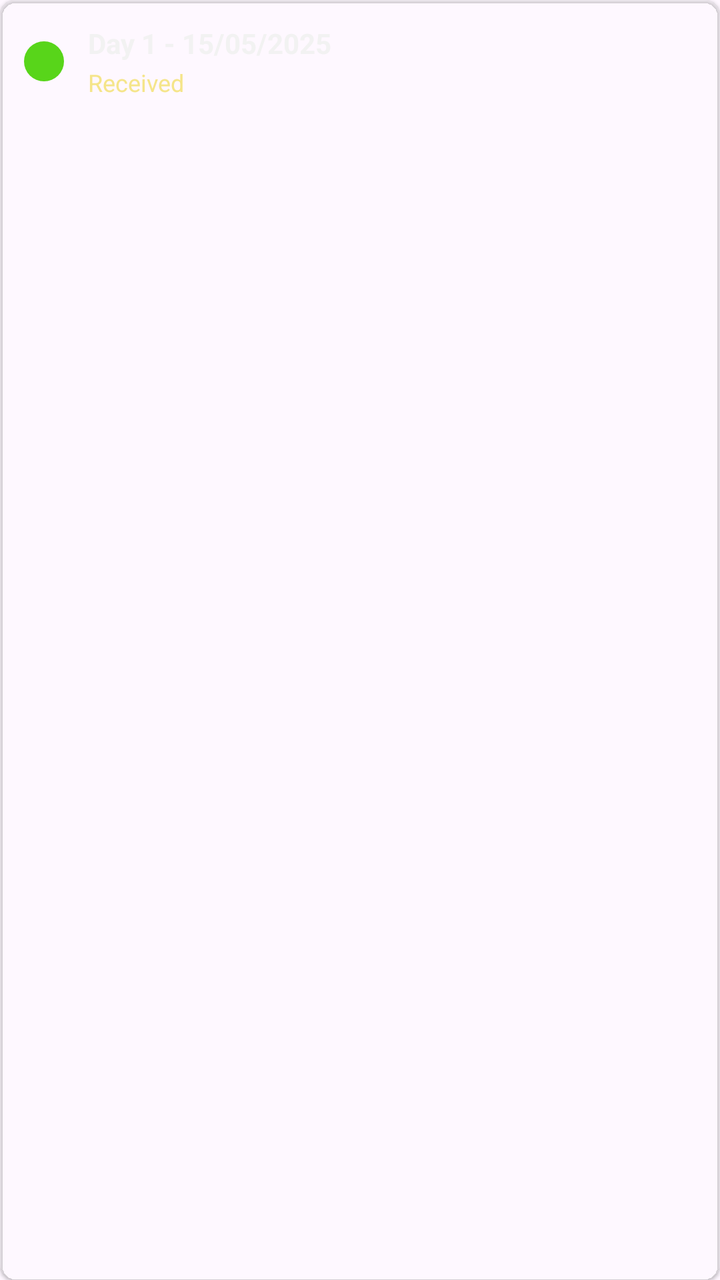
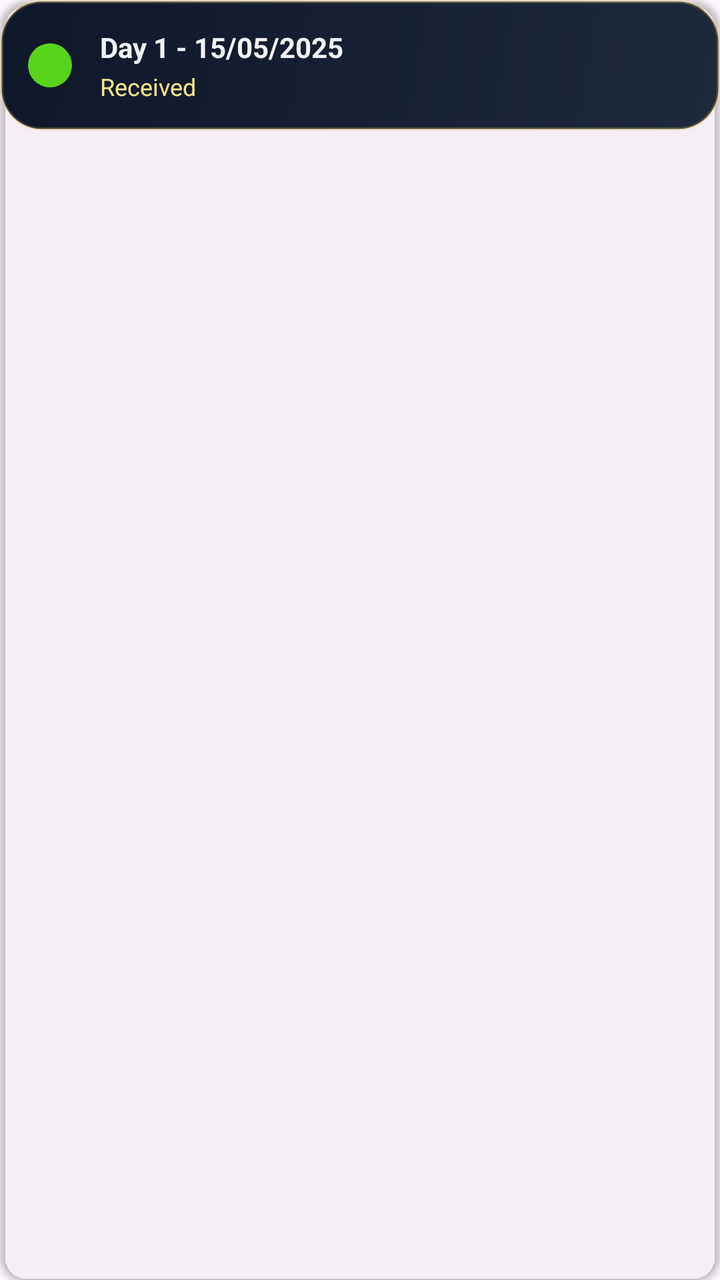

An Android layout rendered at two revisions. The XML below is the earlier revision; the diff shows what the commit changed to produce the second picture.
<!-- AndroidManifest.xml: application theme Theme.SevaSarthi -->
<!-- res/layout/item_daily_received_day.xml -->
<?xml version="1.0" encoding="utf-8"?>
<androidx.cardview.widget.CardView xmlns:android="http://schemas.android.com/apk/res/android"
    xmlns:app="http://schemas.android.com/apk/res-auto"
    android:layout_width="match_parent"
    android:layout_height="wrap_content"
    android:layout_marginBottom="8dp"
    app:cardBackgroundColor="#1AFFFFFF"
    app:cardCornerRadius="8dp"
    app:cardElevation="1dp">

    <LinearLayout
        android:layout_width="match_parent"
        android:layout_height="wrap_content"
        android:gravity="center_vertical"
        android:orientation="horizontal"
        android:padding="12dp">

        <ImageView
            android:id="@+id/ivDayStatus"
            android:layout_width="20dp"
            android:layout_height="20dp"
            android:layout_marginEnd="12dp"
            android:src="@drawable/circle_shape_green" />

        <LinearLayout
            android:layout_width="0dp"
            android:layout_height="wrap_content"
            android:layout_weight="1"
            android:orientation="vertical">

            <TextView
                android:id="@+id/tvDayTitle"
                android:layout_width="wrap_content"
                android:layout_height="wrap_content"
                android:text="Day 1 - 15/05/2025"
                android:textColor="@color/logo_white"
                android:textSize="14sp"
                android:textStyle="bold" />

            <TextView
                android:id="@+id/tvDayStatusText"
                android:layout_width="wrap_content"
                android:layout_height="wrap_content"
                android:layout_marginTop="2dp"
                android:text="Received"
                android:textColor="@color/logo_gold_light"
                android:textSize="12sp" />
        </LinearLayout>

        <com.google.android.material.button.MaterialButton
            android:id="@+id/btnMarkReceived"
            style="@style/Widget.Material3.Button.OutlinedButton"
            android:layout_width="wrap_content"
            android:layout_height="36dp"
            android:paddingHorizontal="12dp"
            android:paddingVertical="0dp"
            android:text="Receive"
            android:textColor="@color/logo_gold"
            android:textSize="12sp"
            android:visibility="gone"
            app:strokeColor="@color/logo_gold" />
    </LinearLayout>
</androidx.cardview.widget.CardView>
<!-- resources referenced by this layout -->
<resources>
  <color name="logo_gold">#E8C44B</color>
  <color name="logo_gold_light">#F5E58A</color>
  <color name="logo_white">#F2F2F2</color>
  <!-- drawable circle_shape_green (drawable) -->
  <?xml version="1.0" encoding="utf-8"?>
  <shape xmlns:android="http://schemas.android.com/apk/res/android"
      android:shape="oval">
      <solid android:color="@color/logo_green" />
  </shape>
  <style name="Theme.SevaSarthi" parent="Theme.Material3.DayNight.NoActionBar">
          <item name="colorPrimary">@color/logo_dark_blue</item>
          <item name="colorOnPrimary">@color/logo_white</item>
          <item name="colorSecondary">@color/logo_orange</item>
          <item name="colorOnSecondary">@color/logo_dark_blue</item>
          <item name="android:statusBarColor">@color/logo_dark_blue</item>
          <item name="android:navigationBarColor">@color/logo_dark_blue</item>
          <item name="android:windowAnimationStyle">@style/WindowAnimationTransition</item>
      </style>
  <color name="logo_green">#58D51A</color>
  <color name="logo_dark_blue">#00093A</color>
  <color name="logo_orange">#F48A11</color>
  <style name="WindowAnimationTransition">
          <item name="android:activityOpenEnterAnimation">@anim/slide_in_right</item>
          <item name="android:activityOpenExitAnimation">@anim/slide_out_left</item>
          <item name="android:activityCloseEnterAnimation">@anim/slide_in_left</item>
          <item name="android:activityCloseExitAnimation">@anim/slide_out_right</item>
      </style>
</resources>

<!-- the commit's change to res/layout/item_daily_received_day.xml (unified diff, before → after) -->
@@ -3,23 +3,24 @@
     xmlns:app="http://schemas.android.com/apk/res-auto"
     android:layout_width="match_parent"
     android:layout_height="wrap_content"
-    android:layout_marginBottom="8dp"
-    app:cardBackgroundColor="#1AFFFFFF"
-    app:cardCornerRadius="8dp"
-    app:cardElevation="1dp">
+    android:layout_marginBottom="10dp"
+    app:cardBackgroundColor="@android:color/transparent"
+    app:cardCornerRadius="14dp"
+    app:cardElevation="2dp">
 
     <LinearLayout
         android:layout_width="match_parent"
         android:layout_height="wrap_content"
+        android:background="@drawable/card_bg_founder_header"
         android:gravity="center_vertical"
         android:orientation="horizontal"
-        android:padding="12dp">
+        android:padding="14dp">
 
         <ImageView
             android:id="@+id/ivDayStatus"
-            android:layout_width="20dp"
-            android:layout_height="20dp"
-            android:layout_marginEnd="12dp"
+            android:layout_width="22dp"
+            android:layout_height="22dp"
+            android:layout_marginEnd="14dp"
             android:src="@drawable/circle_shape_green" />
 
         <LinearLayout
@@ -49,15 +50,20 @@
 
         <com.google.android.material.button.MaterialButton
             android:id="@+id/btnMarkReceived"
-            style="@style/Widget.Material3.Button.OutlinedButton"
             android:layout_width="wrap_content"
-            android:layout_height="36dp"
-            android:paddingHorizontal="12dp"
+            android:layout_height="38dp"
+            android:paddingHorizontal="14dp"
             android:paddingVertical="0dp"
             android:text="Receive"
-            android:textColor="@color/logo_gold"
+            android:textColor="@color/logo_dark_blue"
             android:textSize="12sp"
+            android:textStyle="bold"
             android:visibility="gone"
-            app:strokeColor="@color/logo_gold" />
+            app:backgroundTint="@color/logo_gold"
+            app:cornerRadius="10dp"
+            app:icon="@drawable/ic_check_circle"
+            app:iconPadding="4dp"
+            app:iconSize="14dp"
+            app:iconTint="@color/logo_dark_blue" />
     </LinearLayout>
 </androidx.cardview.widget.CardView>
<!-- resource entries referenced after the edit -->
@@ -3,12 +3,37 @@
   <color name="logo_gold">#E8C44B</color>
   <color name="logo_gold_light">#F5E58A</color>
   <color name="logo_white">#F2F2F2</color>
+  <!-- drawable card_bg_founder_header (drawable) -->
+  <?xml version="1.0" encoding="utf-8"?>
+  <shape xmlns:android="http://schemas.android.com/apk/res/android"
+      android:shape="rectangle">
+      <gradient
+          android:angle="135"
+          android:endColor="#0F172A"
+          android:startColor="#1E293B"
+          android:type="linear" />
+      <corners android:radius="20dp" />
+      <stroke
+          android:width="1.5dp"
+          android:color="#40E8C44B" />
+  </shape>
   <!-- drawable circle_shape_green (drawable) -->
   <?xml version="1.0" encoding="utf-8"?>
   <shape xmlns:android="http://schemas.android.com/apk/res/android"
       android:shape="oval">
       <solid android:color="@color/logo_green" />
   </shape>
+  <!-- drawable ic_check_circle (drawable) -->
+  <?xml version="1.0" encoding="utf-8"?>
+  <vector xmlns:android="http://schemas.android.com/apk/res/android"
+      android:width="24dp"
+      android:height="24dp"
+      android:viewportWidth="24"
+      android:viewportHeight="24">
+      <path
+          android:fillColor="#F2F2F2"
+          android:pathData="M12,2C6.48,2 2,6.48 2,12s4.48,10 10,10 10,-4.48 10,-10S17.52,2 12,2zM10,17l-5,-5 1.41,-1.41L10,14.17l7.59,-7.59L19,8l-9,9z"/>
+  </vector>
   <style name="Theme.SevaSarthi" parent="Theme.Material3.DayNight.NoActionBar">
           <item name="colorPrimary">@color/logo_dark_blue</item>
           <item name="colorOnPrimary">@color/logo_white</item>
@@ -16,6 +41,7 @@
           <item name="colorOnSecondary">@color/logo_dark_blue</item>
           <item name="android:statusBarColor">@color/logo_dark_blue</item>
           <item name="android:navigationBarColor">@color/logo_dark_blue</item>
+          <item name="android:windowLightStatusBar">false</item>
           <item name="android:windowAnimationStyle">@style/WindowAnimationTransition</item>
       </style>
   <color name="logo_green">#58D51A</color>
